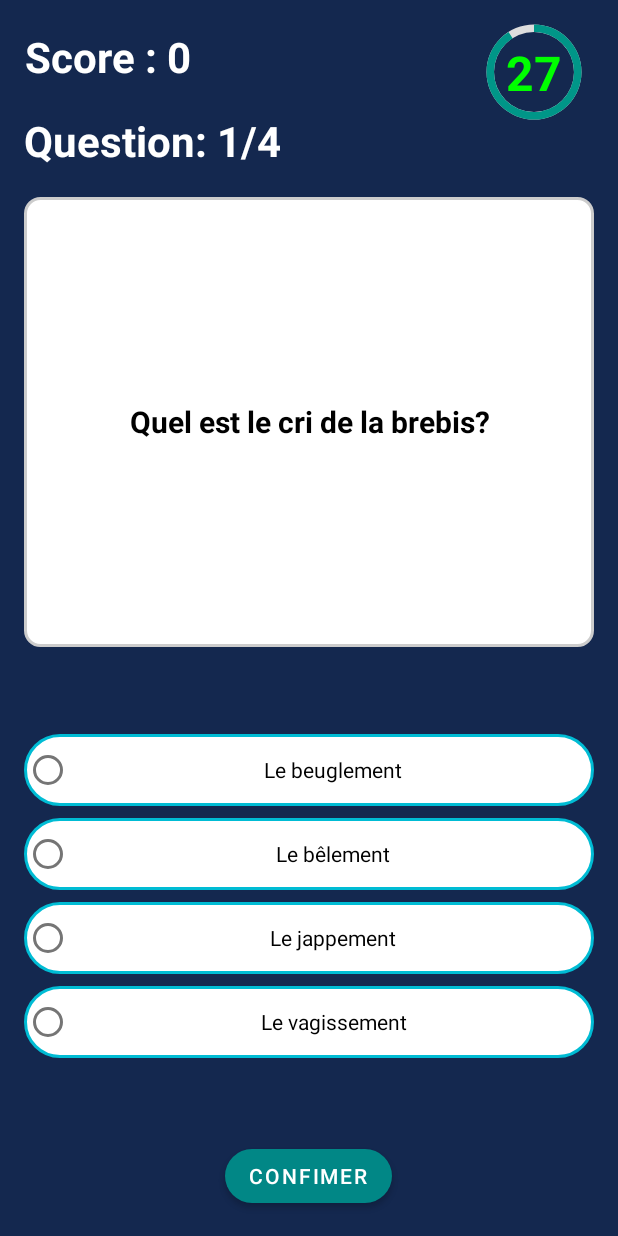
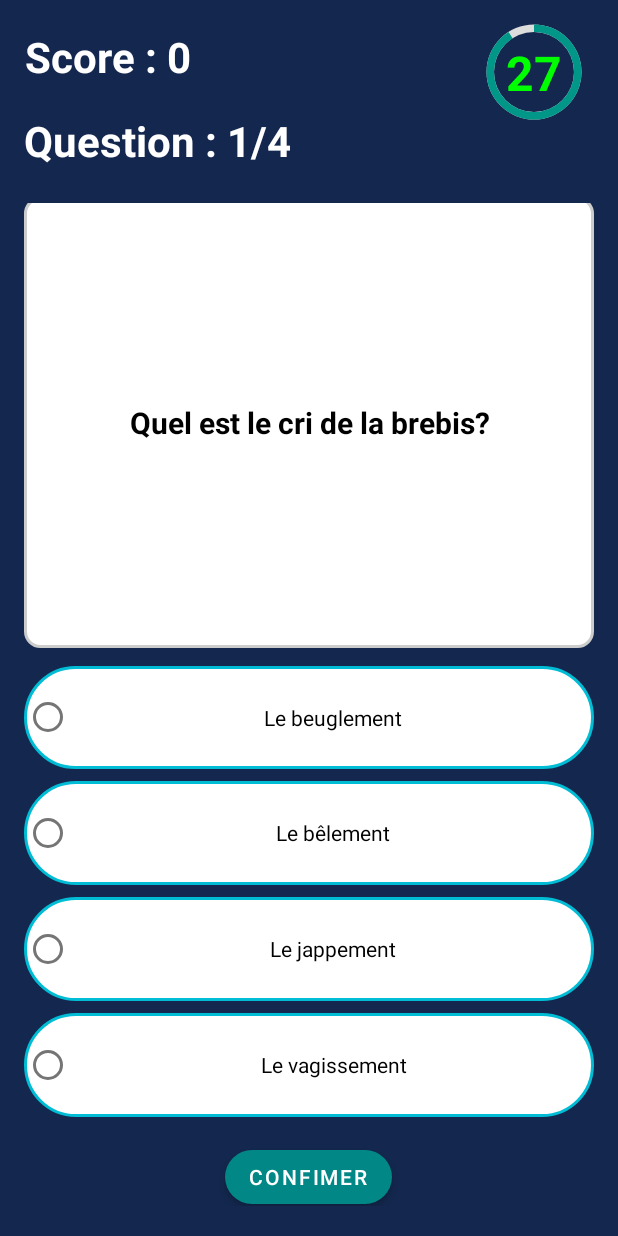
Before and after one commit to waminiyi/MyQuiz, an Android app: the GameActivity screen opened directly, with no data from a screen before it, on a phone screen of 412 x 824 dp. Run offline under Robolectric (Android 15) with nearby library versions, the phone set to English and light mode, and no system bars.

Commit message:
pméthode d'affichage des questions améliorée

```diff
--- a/app/src/main/java/com/waminiyi/myquiz/controller/GameActivity.java
+++ b/app/src/main/java/com/waminiyi/myquiz/controller/GameActivity.java
@@ -89,9 +89,6 @@ public class GameActivity extends AppCompatActivity {
 
         if (savedInstanceState != null) {// null si rien n'avait été sauvegardé
             resumeCurrentGame(savedInstanceState);
-
-
-
         } else {
             startNewGame();
         }
@@ -112,7 +109,8 @@ public class GameActivity extends AppCompatActivity {
                     }
                 } else {
                     //c'est ici qu'il faudrait incrémenter la question
-                    displayNextQuestion(COUNTDOWN_IN_MILLIS);
+                    mQuestionBank.setQuestionIndex(mQuestionBank.getQuestionIndex() + 1);
+                    displayNextQuestion(COUNTDOWN_IN_MILLIS,false);
                 }
             }
         });
@@ -124,7 +122,7 @@ public class GameActivity extends AppCompatActivity {
         mScoreTextView.setText("Score : " + mScore);
         mQuestionBank = generateQuestions();
         mQuestionBank.setQuestionIndex(0);
-        displayNextQuestion(COUNTDOWN_IN_MILLIS);
+        displayNextQuestion(COUNTDOWN_IN_MILLIS, false);
     }
 
     private void resumeCurrentGame(Bundle bundle) {
@@ -132,24 +130,20 @@ public class GameActivity extends AppCompatActivity {
         mScore = bundle.getInt(STATE_SCORE);
         mTimeLeftInMillis = bundle.getLong(STATE_MILLIS_LEFT);
         mAnswered = bundle.getBoolean(STATE_ANSWER);
+        displayNextQuestion(mTimeLeftInMillis, mAnswered);
         if (mAnswered) {
-            mQuestionBank.setQuestionIndex(mQuestionBank.getQuestionIndex() - 1);
-            mCurrentQuestion=mQuestionBank.getCurrentQuestion();
-            updateCountDownText();
             showAnswer();
-            mQuestionBank.setQuestionIndex(mQuestionBank.getQuestionIndex() + 1);
-        } else {
-            startCountDown();
         }
     }
 
-    private void displayNextQuestion(long duration) {//ajouter des arguments à cette méthode notamment la durée, si l'on a déja répondu,afin de déterminer s'il faut lancer le compte à rebours
+    private void displayNextQuestion(long duration, boolean answered) {//ajouter des arguments à cette méthode notamment la durée, si l'on a déja répondu,afin de déterminer s'il faut lancer le compte à rebours
         // mise à jour de l'interface en affichant l'énoncé de la question et les choix possibles
         mAnswerButton1.setTextColor(Color.BLACK);
         mAnswerButton2.setTextColor(Color.BLACK);
         mAnswerButton3.setTextColor(Color.BLACK);
         mAnswerButton4.setTextColor(Color.BLACK);
         mRadioGroup.clearCheck();
+        mAnswered=answered;
 
 
         if (mQuestionBank.getQuestionIndex() < mTotalQuestionCount) {
@@ -162,13 +156,16 @@ public class GameActivity extends AppCompatActivity {
             mAnswerButton3.setText(mCurrentQuestion.getChoiceList().get(2));
             mAnswerButton4.setText(mCurrentQuestion.getChoiceList().get(3));
 
-
-            mQuestionBank.setQuestionIndex(mQuestionBank.getQuestionIndex() + 1);
-            mQuestionCountTextView.setText("Question: " + mQuestionBank.getQuestionIndex() + "/" + mTotalQuestionCount);
-            mAnswered = false;
+            mQuestionCountTextView.setText("Question : " + (mQuestionBank.getQuestionIndex()+1) + "/" + mTotalQuestionCount);
             mConfirmButton.setText("Confimer");
             mTimeLeftInMillis = duration;
-            startCountDown();
+
+            if (mAnswered){
+                updateCountDownText();
+            }else{
+
+                startCountDown();
+            }
 
         } else {
             endGame();
@@ -269,7 +266,7 @@ public class GameActivity extends AppCompatActivity {
                 mAnswerButton4.setTextColor(Color.GREEN);
                 break;
         }
-        if (mQuestionBank.getQuestionIndex() < mTotalQuestionCount) {
+        if (mQuestionBank.getQuestionIndex()+1 < mTotalQuestionCount) {
             mConfirmButton.setText("Suivant");
         } else {
             mConfirmButton.setText("Terminer");
--- a/app/src/main/res/layout-land/activity_game.xml
+++ b/app/src/main/res/layout-land/activity_game.xml
@@ -19,7 +19,6 @@
             android:layout_height="wrap_content"
             android:layout_gravity="start"
             android:layout_marginStart="8dp"
-            android:freezesText="true"
             android:layout_marginBottom="32dp"
             android:gravity="center"
             android:textColor="@color/white"
@@ -39,14 +38,13 @@
             android:layout_marginTop="8dp"
             android:layout_marginBottom="16dp"
             android:gravity="center"
-            android:freezesText="true"
             android:textColor="@color/white"
             android:textSize="20sp"
             android:textStyle="bold"
             app:layout_constraintBottom_toBottomOf="parent"
             app:layout_constraintStart_toStartOf="parent"
             app:layout_constraintTop_toBottomOf="@id/game_activity_textview_score"
-            tools:text="Score : 0" />
+            tools:text="Question : 1/X" />
 
         <androidx.constraintlayout.widget.ConstraintLayout
             android:id="@+id/game_activity_timer"
@@ -73,7 +71,6 @@
                 android:layout_height="wrap_content"
                 android:textAppearance="@style/TextAppearance.AppCompat.Large"
                 android:textColor="@color/white"
-                android:freezesText="true"
                 android:textSize="24sp"
                 android:textStyle="bold"
                 app:layout_constraintBottom_toBottomOf="@+id/progress_bar"
@@ -98,9 +95,8 @@
             android:layout_marginStart="8dp"
             android:layout_marginTop="4dp"
             android:layout_marginEnd="8dp"
-            android:freezesText="true"
             android:layout_marginBottom="4dp"
-            android:layout_weight="1"
+            android:layout_weight="2"
             android:background="@drawable/round_text_view"
             android:gravity="center"
             android:lineSpacingExtra="4dp"
@@ -112,35 +108,35 @@
         <LinearLayout
             android:layout_width="0dp"
             android:layout_height="match_parent"
-            android:layout_weight="1"
+            android:layout_weight="3"
             android:orientation="vertical">
 
             <RadioGroup
                 android:id="@+id/game_activity_radio_group"
                 android:layout_width="match_parent"
-                android:layout_height="wrap_content"
+                android:layout_height="0dp"
                 android:gravity="center"
                 android:layout_gravity="center"
                 android:layout_marginStart="8dp"
                 android:layout_marginEnd="8dp"
-                android:padding="8dp">
+                android:layout_weight="9">
 
                 <RadioButton
                     android:id="@+id/game_activity_button_1"
                     android:layout_width="match_parent"
                     android:layout_height="wrap_content"
-                    android:freezesText="true"
                     android:background="@drawable/round_button"
                     android:gravity="center"
+                    android:layout_weight="1"
                     android:text="Answer 1"
                     android:textSize="14sp" />
 
                 <RadioButton
                     android:id="@+id/game_activity_button_2"
                     android:layout_width="match_parent"
-                    android:freezesText="true"
                     android:layout_height="wrap_content"
-                    android:layout_marginTop="8dp"
+                    android:layout_marginTop="4dp"
+                    android:layout_weight="1"
                     android:background="@drawable/round_button"
                     android:gravity="center"
                     android:text="Answer 2"
@@ -150,8 +146,8 @@
                     android:id="@+id/game_activity_button_3"
                     android:layout_width="match_parent"
                     android:layout_height="wrap_content"
-                    android:layout_marginTop="8dp"
-                    android:freezesText="true"
+                    android:layout_marginTop="4dp"
+                    android:layout_weight="1"
                     android:background="@drawable/round_button"
                     android:gravity="center"
                     android:text="Answer 3"
@@ -161,8 +157,8 @@
                     android:id="@+id/game_activity_button_4"
                     android:layout_width="match_parent"
                     android:layout_height="wrap_content"
-                    android:freezesText="true"
-                    android:layout_marginTop="8dp"
+                    android:layout_weight="1"
+                    android:layout_marginTop="4dp"
                     android:background="@drawable/round_button"
                     android:gravity="center"
                     android:text="Answer 4"
@@ -172,18 +168,15 @@
             <Button
                 android:id="@+id/button_confirm_next"
                 android:layout_width="wrap_content"
-                android:layout_height="wrap_content"
-                android:layout_margin="8dp"
-                android:layout_marginTop="16dp"
-                android:freezesText="true"
+                android:layout_height="0dp"
+                android:padding="4dp"
+                android:textSize="12dp"
+                android:layout_weight="2"
                 android:layout_gravity="center"
                 android:text="Confirmer"
-                app:cornerRadius="30dp" />
+                app:cornerRadius="24dp" />
 
         </LinearLayout>
-
-
-
 
     </LinearLayout>
 
--- a/app/src/main/res/layout/activity_game.xml
+++ b/app/src/main/res/layout/activity_game.xml
@@ -22,7 +22,6 @@
             android:gravity="center"
             android:textColor="@color/white"
             android:textSize="28sp"
-            android:freezesText="true"
             android:textStyle="bold"
             app:layout_constraintBottom_toTopOf="@id/game_activity_textview_question_count"
             app:layout_constraintStart_toStartOf="parent"
@@ -38,7 +37,6 @@
             android:gravity="center"
             android:textColor="@color/white"
             android:textSize="28sp"
-            android:freezesText="true"
             android:textStyle="bold"
             app:layout_constraintBottom_toBottomOf="parent"
             app:layout_constraintStart_toStartOf="parent"
@@ -72,7 +70,6 @@
                 android:textColor="@color/white"
                 android:textSize="32sp"
                 android:textStyle="bold"
-                android:freezesText="true"
                 app:layout_constraintBottom_toBottomOf="@+id/progress_bar"
                 app:layout_constraintEnd_toEndOf="@+id/progress_bar"
                 app:layout_constraintStart_toStartOf="@+id/progress_bar"
@@ -85,6 +82,8 @@
         android:layout_width="match_parent"
         android:layout_height="0dp"
         android:layout_weight="12"
+        android:paddingTop="12dp"
+        android:paddingBottom="12dp"
         android:orientation="vertical"
         android:gravity="center">
 
@@ -94,14 +93,12 @@
             android:layout_height="0dp"
             android:layout_marginStart="8dp"
             android:layout_marginTop="8dp"
-            android:freezesText="true"
             android:layout_marginEnd="8dp"
             android:layout_marginBottom="4dp"
-            android:layout_weight="1"
+            android:layout_weight="12"
             android:background="@drawable/round_text_view"
             android:gravity="center"
             android:lineSpacingExtra="4dp"
-            android:padding="8dp"
             android:textColor="@color/black"
             android:textSize="20sp"
             android:textStyle="bold"
@@ -113,18 +110,16 @@
             android:layout_height="0dp"
             android:layout_centerVertical="true"
             android:layout_margin="8dp"
-            android:layout_weight="1"
+            android:layout_weight="12"
             android:gravity="center">
 
             <RadioButton
                 android:id="@+id/game_activity_button_1"
                 android:layout_width="match_parent"
                 android:layout_height="wrap_content"
-                android:layout_marginTop="8dp"
+                android:layout_weight="1"
                 android:background="@drawable/round_button"
                 android:gravity="center"
-                android:freezesText="true"
-                android:padding="4dp"
                 android:text="Answer 1"
                 android:textSize="14sp" />
 
@@ -135,8 +130,7 @@
                 android:layout_marginTop="8dp"
                 android:background="@drawable/round_button"
                 android:gravity="center"
-                android:padding="4dp"
-                android:freezesText="true"
+                android:layout_weight="1"
                 android:text="Answer 2"
                 android:textSize="14sp" />
 
@@ -145,10 +139,9 @@
                 android:layout_width="match_parent"
                 android:layout_height="wrap_content"
                 android:layout_marginTop="8dp"
-                android:freezesText="true"
+                android:layout_weight="1"
                 android:background="@drawable/round_button"
                 android:gravity="center"
-                android:padding="4dp"
                 android:text="Answer 3"
                 android:textSize="14sp" />
 
@@ -157,10 +150,9 @@
                 android:layout_width="match_parent"
                 android:layout_height="wrap_content"
                 android:layout_marginTop="8dp"
-                android:freezesText="true"
+                android:layout_weight="1"
                 android:background="@drawable/round_button"
                 android:gravity="center"
-                android:padding="4dp"
                 android:text="Answer 4"
                 android:textSize="14sp" />
 
@@ -171,9 +163,8 @@
             android:layout_width="wrap_content"
             android:layout_height="wrap_content"
             android:layout_margin="8dp"
-            android:layout_marginTop="16dp"
-            android:freezesText="true"
             android:text="Confirmer"
+            android:layout_weight="-1"
             app:cornerRadius="30dp" />
 
     </LinearLayout>
```
Also changed, not shown: 20 other files.
